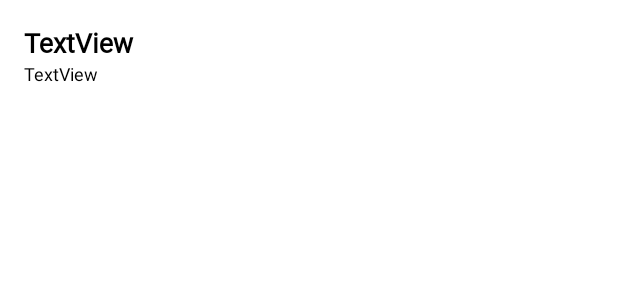
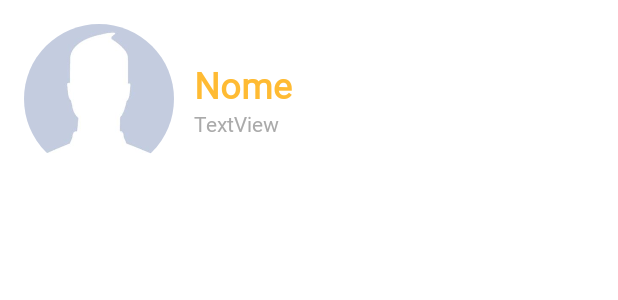
Before and after one commit to guirodriguezz/Togeather, an Android app: the layout adapter_requisicoes.xml on its own in the app's theme, with its tools: preview values and no code run, on a phone screen of 412 x 824 dp. Shown: the top 300 px of the screen. Run offline under Robolectric (Android 15) with nearby library versions, the phone set to English and light mode, and no system bars; Roboto replaces fonts that are not available here.

Commit message:
Adição de foto na requisição

```diff
--- a/app/src/main/java/com/example/guiro/togeather/adapter/RequisicoesAdapter.java
+++ b/app/src/main/java/com/example/guiro/togeather/adapter/RequisicoesAdapter.java
@@ -1,6 +1,7 @@
 package com.example.guiro.togeather.adapter;
 
 import android.content.Context;
+import android.net.Uri;
 import android.support.annotation.NonNull;
 import android.support.v7.widget.RecyclerView;
 import android.view.LayoutInflater;
@@ -8,11 +9,14 @@ import android.view.View;
 import android.view.ViewGroup;
 import android.widget.TextView;
 
+import com.bumptech.glide.Glide;
 import com.example.guiro.togeather.R;
 import com.example.guiro.togeather.model.Requisicao;
 import com.example.guiro.togeather.model.Usuario;
 
 import java.util.List;
+
+import de.hdodenhof.circleimageview.CircleImageView;
 
 public class RequisicoesAdapter extends RecyclerView.Adapter<RequisicoesAdapter.MyViewHolder> {
 
@@ -43,6 +47,15 @@ public class RequisicoesAdapter extends RecyclerView.Adapter<RequisicoesAdapter.
         holder.nome.setText(usuario.getNome());
         holder.distancia.setText("1 km- aproximadamente");
 
+        if(usuario.getFoto() != null){
+
+            Uri uri = Uri.parse(usuario.getFoto());
+            Glide.with(context).load(uri).into(holder.foto);
+        }else {
+
+            holder.foto.setImageResource(R.drawable.padrao);
+        }
+
     }
 
     @Override
@@ -52,6 +65,7 @@ public class RequisicoesAdapter extends RecyclerView.Adapter<RequisicoesAdapter.
 
     public class MyViewHolder extends RecyclerView.ViewHolder{
 
+        CircleImageView foto;
         TextView nome, distancia;
 
         public MyViewHolder(View itemView){
@@ -59,6 +73,7 @@ public class RequisicoesAdapter extends RecyclerView.Adapter<RequisicoesAdapter.
 
             nome = itemView.findViewById(R.id.textRequisicaoNome);
             distancia = itemView.findViewById(R.id.textRequisicaoDistancia);
+            foto = itemView.findViewById(R.id.imageViewFotoContato);
         }
     }
 }
--- a/app/src/main/res/layout/adapter_contatos.xml
+++ b/app/src/main/res/layout/adapter_contatos.xml
@@ -45,6 +45,6 @@
 
     </LinearLayout>
 
-    <include layout="@layout/divisor"/>
+    <include layout="@layout/divisor" />
 
 </LinearLayout>
--- a/app/src/main/res/layout/adapter_requisicoes.xml
+++ b/app/src/main/res/layout/adapter_requisicoes.xml
@@ -5,19 +5,53 @@
     android:orientation="vertical"
     android:padding="16dp">
 
+    <LinearLayout
+        android:layout_width="match_parent"
+        android:layout_height="match_parent"
+        android:layout_marginBottom="10dp"
+        android:orientation="horizontal">
+
+        <de.hdodenhof.circleimageview.CircleImageView
+            android:id="@+id/imageViewFotoContato"
+            android:layout_width="100dp"
+            android:layout_height="100dp"
+            android:src="@drawable/padrao" />
+
+        <LinearLayout
+            android:layout_width="match_parent"
+            android:layout_height="match_parent"
+            android:gravity="center_vertical"
+            android:orientation="vertical"
+            android:padding="5dp">
+
             <TextView
                 android:id="@+id/textRequisicaoNome"
                 android:layout_width="match_parent"
                 android:layout_height="wrap_content"
+                android:layout_marginLeft="8dp"
                 android:fontFamily="@font/roboto"
-        android:text="TextView"
-        android:textSize="18sp"
+                android:text="Nome"
+                android:textColor="@android:color/holo_orange_light"
+                android:textSize="24sp"
                 android:textStyle="bold" />
 
             <TextView
                 android:id="@+id/textRequisicaoDistancia"
                 android:layout_width="match_parent"
                 android:layout_height="wrap_content"
+                android:layout_marginLeft="8dp"
+                android:fontFamily="@font/roboto"
                 android:text="TextView"
-        android:textSize="12sp" />
+                android:textColor="@android:color/darker_gray"
+                android:textSize="14sp" />
+
         </LinearLayout>
+
+    </LinearLayout>
+
+    <include
+        layout="@layout/divisor"
+        android:layout_width="match_parent"
+        android:layout_height="wrap_content" />
+
+</LinearLayout>
```
Lines whose indentation alone changed are shown as unchanged.
